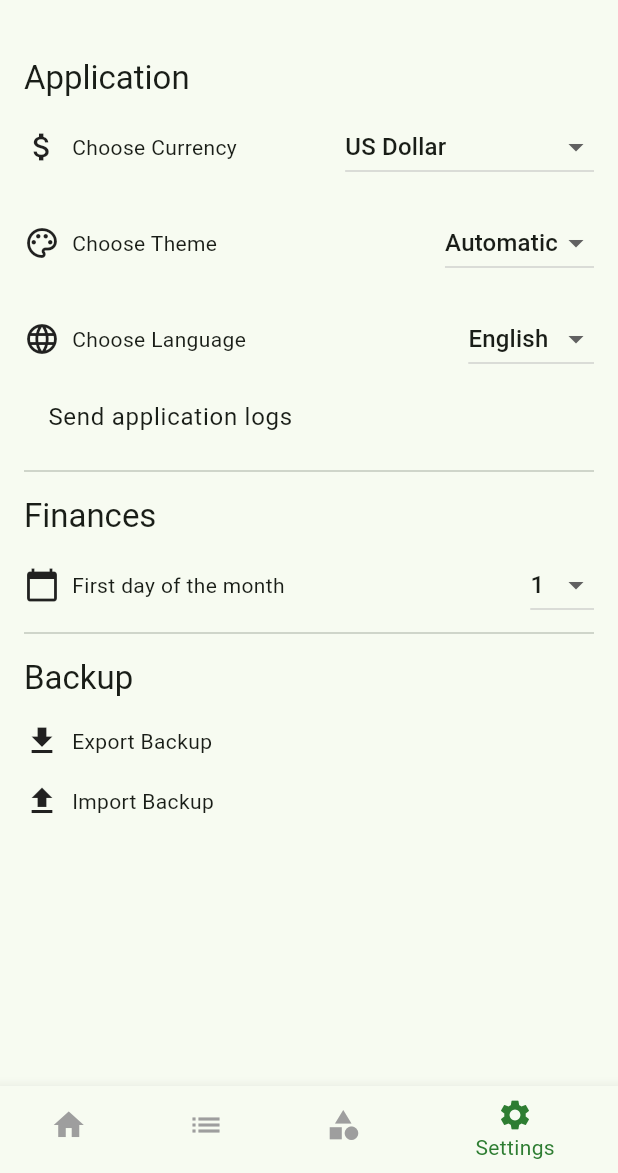
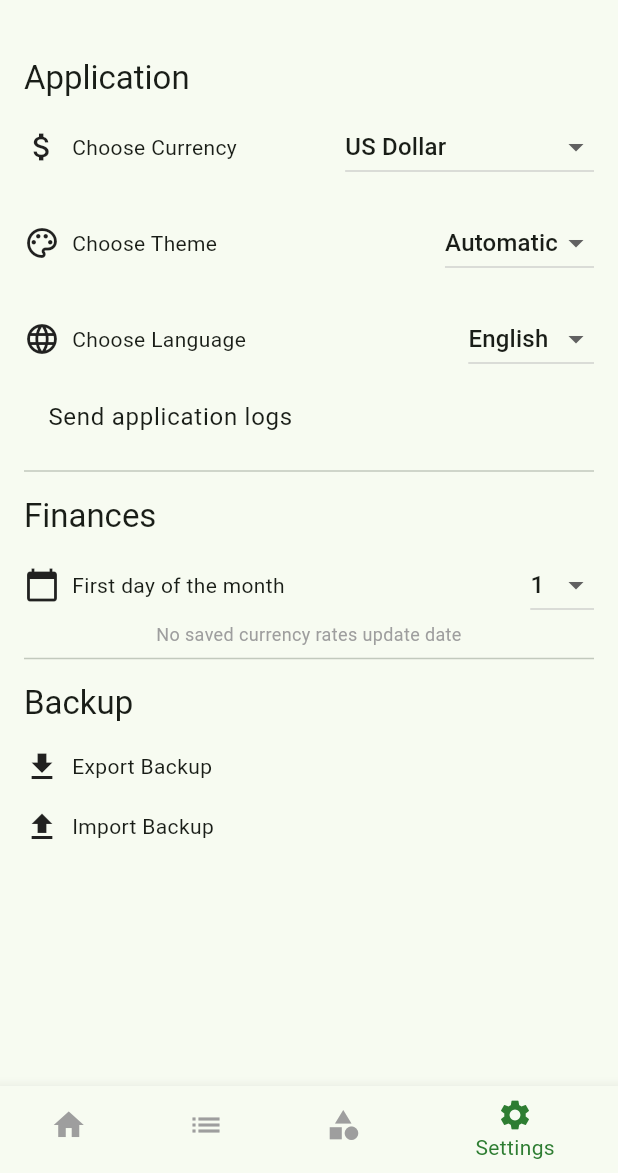
Before and after one commit to sirconceptz/SmartBudget, a Flutter app: the screen it shows after launch, item 4 of the bottom bar chosen, on a phone screen of 412 x 824 dp, the part 63-1236 px from its top. Run offline on Flutter 3.47's test engine with Material 3 defaults, Android fonts, the phone set to English and light mode, and no system bars; our stand-ins replace bloc, device_info_plus, equatable, fl_chart, flutter_bloc, get_it and 4 more; missing offline and left inert: flutter_background_service, flutter_email_sender; accounts and stored records are empty; generated files the repository leaves out were written again; network calls fail.

Commit message:
Add date of update currencies in settings screen

```diff
--- a/lib/data/repositories/currency_repository.dart
+++ b/lib/data/repositories/currency_repository.dart
@@ -6,9 +6,7 @@ import 'package:smart_budget/models/currency_rate.dart';
 import 'package:smart_budget/utils/my_logger.dart';
 
 class CurrencyRepository {
-  // final String _baseUrl = AppConfig.apiUrl;
-  // final String _apiKey = AppConfig.apiKey;
-  final String _sharedKey = 'last_currency_update';
+  final String _sharedKey = 'CURRENCY_UPDATE_DATE';
 
   Future<List<CurrencyRate>> fetchCurrencyRates() async {
     try {
@@ -23,7 +21,21 @@ class CurrencyRepository {
           throw Exception('Invalid data format received from API');
         }
 
-        final rates = data.entries.map((entry) {
+        final date = data['date'];
+        if (date is String) {
+          final prefs = await SharedPreferences.getInstance();
+          await prefs.setString('CURRENCY_UPDATE_DATE', date);
+          MyLogger.write("Currency - FETCH", "Saved update date: $date");
+        } else {
+          throw Exception('Invalid "date" field format');
+        }
+
+        final ratesData = data['rates'];
+        if (ratesData is! Map<String, dynamic>) {
+          throw Exception('Invalid "rates" field format');
+        }
+
+        final rates = ratesData.entries.map((entry) {
           final code = entry.key;
           final value = entry.value;
 
--- a/lib/l10n/app_de.arb
+++ b/lib/l10n/app_de.arb
@@ -93,6 +93,10 @@
   "daily": "Täglich",
   "weekly": "Wöchentlich",
   "monthly": "Monatlich",
+  "currencyUpdateDateLoading": "Lade Datum der Aktualisierung der Wechselkurse...",
+  "currencyUpdateDateError": "Fehler beim Abrufen des Datums der Wechselkursaktualisierung",
+  "currencyUpdateDateValue": "Datum der Wechselkursaktualisierung: {date}",
+  "currencyUpdateDateNone": "Kein gespeichertes Datum der Wechselkursaktualisierung",
   "repeatInterval": "Wiederholungsintervall",
   "noTransactions": "Keine gespeicherten Transaktionen",
   "pleaseAddCategoriesFirst": "Bitte zuerst Kategorien hinzufügen",
--- a/lib/l10n/app_en.arb
+++ b/lib/l10n/app_en.arb
@@ -92,6 +92,10 @@
   "daily": "Daily",
   "weekly": "Weekly",
   "monthly": "Monthly",
+  "currencyUpdateDateLoading": "Loading currency rates update date...",
+  "currencyUpdateDateError": "Error while fetching currency rates update date",
+  "currencyUpdateDateValue": "Currency rates update date: {date}",
+  "currencyUpdateDateNone": "No saved currency rates update date",
   "noTransactions": "No saved transactions",
   "repeatInterval": "Repeat Interval",
   "pleaseAddCategoriesFirst": "Please add categories first",
--- a/lib/l10n/app_es.arb
+++ b/lib/l10n/app_es.arb
@@ -93,6 +93,10 @@
   "daily": "Diariamente",
   "weekly": "Semanal",
   "monthly": "Mensual",
+  "currencyUpdateDateLoading": "Cargando la fecha de actualización de las tasas de cambio...",
+  "currencyUpdateDateError": "Error al obtener la fecha de actualización de las tasas de cambio",
+  "currencyUpdateDateValue": "Fecha de actualización de las tasas de cambio: {date}",
+  "currencyUpdateDateNone": "No hay fecha guardada de actualización de las tasas de cambio",
   "noTransactions": "No hay transacciones guardadas",
   "repeatInterval": "Intervalo de repetición",
   "pleaseAddCategoriesFirst": "Por favor, agregue categorías primero",
--- a/lib/l10n/app_it.arb
+++ b/lib/l10n/app_it.arb
@@ -83,6 +83,10 @@
   "backupSection": "Backup",
   "exportBackup": "Esporta backup",
   "importBackup": "Importa backup",
+  "currencyUpdateDateLoading": "Caricamento data aggiornamento tassi di cambio...",
+  "currencyUpdateDateError": "Errore durante il recupero della data di aggiornamento dei tassi di cambio",
+  "currencyUpdateDateValue": "Data aggiornamento tassi di cambio: {date}",
+  "currencyUpdateDateNone": "Nessuna data di aggiornamento tassi di cambio salvata",
   "exportBackupStatement": "Backup esportato nel file.",
   "importBackupStatement": "Backup importato con successo.",
   "exportBackupError": "Problema durante l'esportazione del backup.",
--- a/lib/l10n/app_pl.arb
+++ b/lib/l10n/app_pl.arb
@@ -74,6 +74,14 @@
   "currency_cny": "Juan chiński",
   "currency_hkd": "Dolar hongkoński",
   "currency_nzd": "Dolar nowozelandzki",
+  "currencyUpdateDateLoading": "Pobieranie daty aktualizacji kursów walut...",
+  "currencyUpdateDateError": "Błąd podczas pobierania daty aktualizacji kursów walut",
+  "currencyUpdateDateValue": "Data aktualizacji kursów walut: {date}",
+  "currencyUpdateDateValue@date": {
+    "description": "Date of currency rates update",
+    "type": "String"
+  },
+  "currencyUpdateDateNone": "Brak zapisanej daty aktualizacji kursów walut",
   "currency": "Waluta",
   "daily": "Codziennie",
   "noTransactions": "Brak zapisanych transakcji",
--- a/lib/screens/main_screen.dart
+++ b/lib/screens/main_screen.dart
@@ -15,13 +15,20 @@ class MainScreen extends StatefulWidget {
 
 class _MainScreenState extends State<MainScreen> {
   int _currentIndex = 0;
+  final GlobalKey<SettingsScreenState> _settingsKey = GlobalKey<SettingsScreenState>();
+  late List<Widget> _screens;
 
-  final List<Widget> _screens = [
-    HomeScreen(),
-    TransactionsScreen(),
-    CategoryListScreen(),
-    SettingsScreen()
-  ];
+  @override
+  void initState() {
+    super.initState();
+
+    _screens = [
+      HomeScreen(),
+      TransactionsScreen(),
+      CategoryListScreen(),
+      SettingsScreen(key: _settingsKey),
+    ];
+  }
 
   @override
   Widget build(BuildContext context) {
@@ -36,6 +43,9 @@ class _MainScreenState extends State<MainScreen> {
       bottomNavigationBar: BottomNavigationBar(
         currentIndex: _currentIndex,
         onTap: (index) {
+          if (index == 3) {
+            _settingsKey.currentState?.loadUpdateDate();
+          }
           setState(() {
             _currentIndex = index;
           });
--- a/lib/screens/settings_screen.dart
+++ b/lib/screens/settings_screen.dart
@@ -4,6 +4,7 @@ import 'package:device_info_plus/device_info_plus.dart';
 import 'package:flutter/material.dart';
 import 'package:flutter_email_sender/flutter_email_sender.dart';
 import 'package:flutter_gen/gen_l10n/app_localizations.dart';
+import 'package:intl/intl.dart';
 import 'package:share_plus/share_plus.dart';
 import 'package:package_info_plus/package_info_plus.dart';
 import 'package:provider/provider.dart';
@@ -18,13 +19,44 @@ import '../di/notifiers/currency_notifier.dart';
 import '../di/notifiers/finance_notifier.dart';
 import '../di/notifiers/locale_notifier.dart';
 import '../di/notifiers/theme_notifier.dart';
+import '../main.dart';
+import '../utils/app_settings.dart';
 import '../utils/enums/currency.dart';
 import '../utils/enums/supported_language.dart';
 import '../utils/toast.dart';
 import '../widgets/setting_row.dart';
 
-class SettingsScreen extends StatelessWidget {
+class SettingsScreen extends StatefulWidget {
   const SettingsScreen({super.key});
+
+  @override
+  SettingsScreenState createState() => SettingsScreenState();
+}
+
+class SettingsScreenState extends State<SettingsScreen> {
+  String? updateDate;
+  bool isLoading = true;
+
+  Future<void> loadUpdateDate() async {
+    final date = await ApiSettings.getCurrencyUpdateDate();
+    if (mounted) {
+      setState(() {
+        updateDate = date;
+        isLoading = false;
+      });
+    }
+  }
+
+  @override
+  void didChangeDependencies() {
+    super.didChangeDependencies();
+    loadUpdateDate();
+  }
+
+  @override
+  void dispose() {
+    super.dispose();
+  }
 
   @override
   Widget build(BuildContext context) {
@@ -147,6 +179,41 @@ class SettingsScreen extends StatelessWidget {
               }
             },
           ),
+          FutureBuilder<String?>(
+            future: ApiSettings.getCurrencyUpdateDate(),
+            builder: (context, snapshot) {
+              final loc = AppLocalizations.of(context)!;
+
+              if (snapshot.connectionState == ConnectionState.waiting) {
+                return Text(
+                  loc.currencyUpdateDateLoading,
+                  style: const TextStyle(fontSize: 12, color: Colors.grey),
+                  textAlign: TextAlign.center,
+                );
+              } else if (snapshot.hasError) {
+                return Text(
+                  loc.currencyUpdateDateError,
+                  style: const TextStyle(fontSize: 12, color: Colors.red),
+                  textAlign: TextAlign.center,
+                );
+              } else if (snapshot.hasData && snapshot.data != null) {
+                final dateFormatted =
+                    DateFormat.yMd(Localizations.localeOf(context).toString())
+                        .format(DateTime.parse(snapshot.data!));
+                return Text(
+                    loc.currencyUpdateDateValue(dateFormatted),
+                    style: const TextStyle(fontSize: 12, color: Colors.grey),
+                  textAlign: TextAlign.center,
+                );
+              } else {
+                return Text(
+                  loc.currencyUpdateDateNone,
+                  style: const TextStyle(fontSize: 12, color: Colors.grey),
+                  textAlign: TextAlign.center,
+                );
+              }
+            },
+          ),
           const Divider(),
           Padding(
             padding: const EdgeInsets.symmetric(vertical: 8.0),
@@ -177,14 +244,17 @@ class SettingsScreen extends StatelessWidget {
 
                       await Share.shareXFiles(
                         [XFile(filePath)],
-                        subject: AppLocalizations.of(context)!.backup_file_title,
+                        subject:
+                            AppLocalizations.of(context)!.backup_file_title,
                         text: AppLocalizations.of(context)!.backup_file_text,
                       );
 
-                      Toast.show(context, AppLocalizations.of(context)!.exportBackupStatement);
+                      Toast.show(context,
+                          AppLocalizations.of(context)!.exportBackupStatement);
                     } catch (e) {
                       MyLogger.write("BACKUP - EXPORT", e.toString());
-                      Toast.show(context, AppLocalizations.of(context)!.exportBackupError);
+                      Toast.show(context,
+                          AppLocalizations.of(context)!.exportBackupError);
                     }
                   },
                 ),
--- /dev/null
+++ b/lib/utils/app_settings.dart
@@ -0,0 +1,9 @@
+import 'package:shared_preferences/shared_preferences.dart';
+
+class ApiSettings {
+
+  static Future<String?> getCurrencyUpdateDate() async {
+    final prefs = await SharedPreferences.getInstance();
+    return prefs.getString('CURRENCY_UPDATE_DATE');
+  }
+}
```
